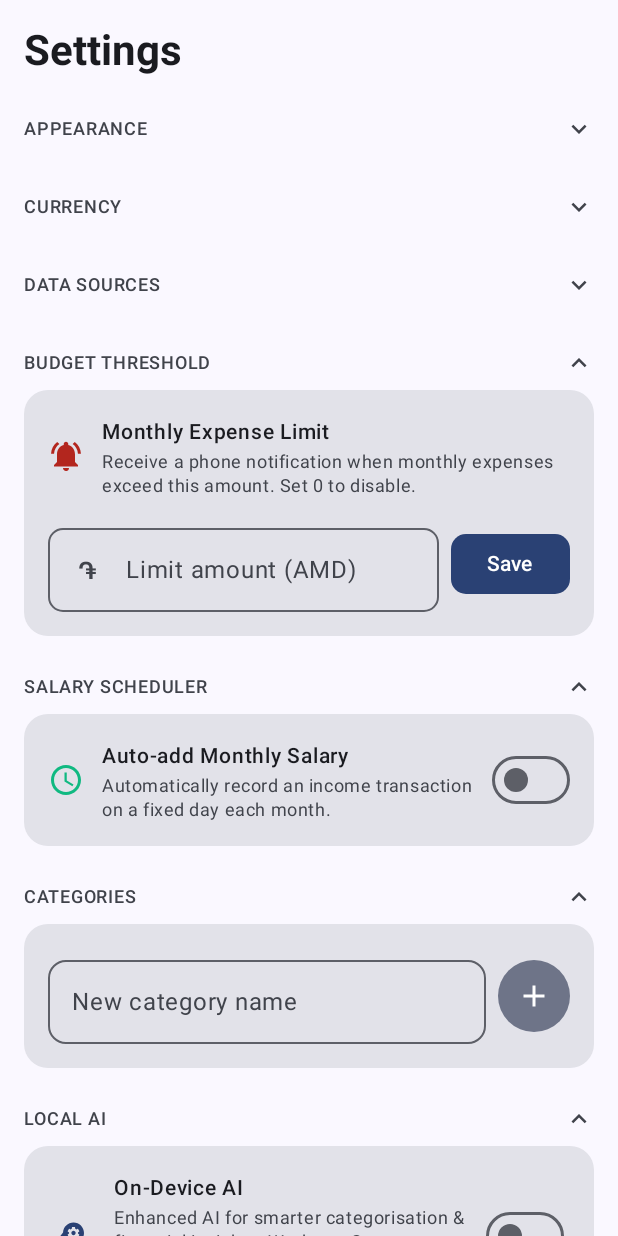
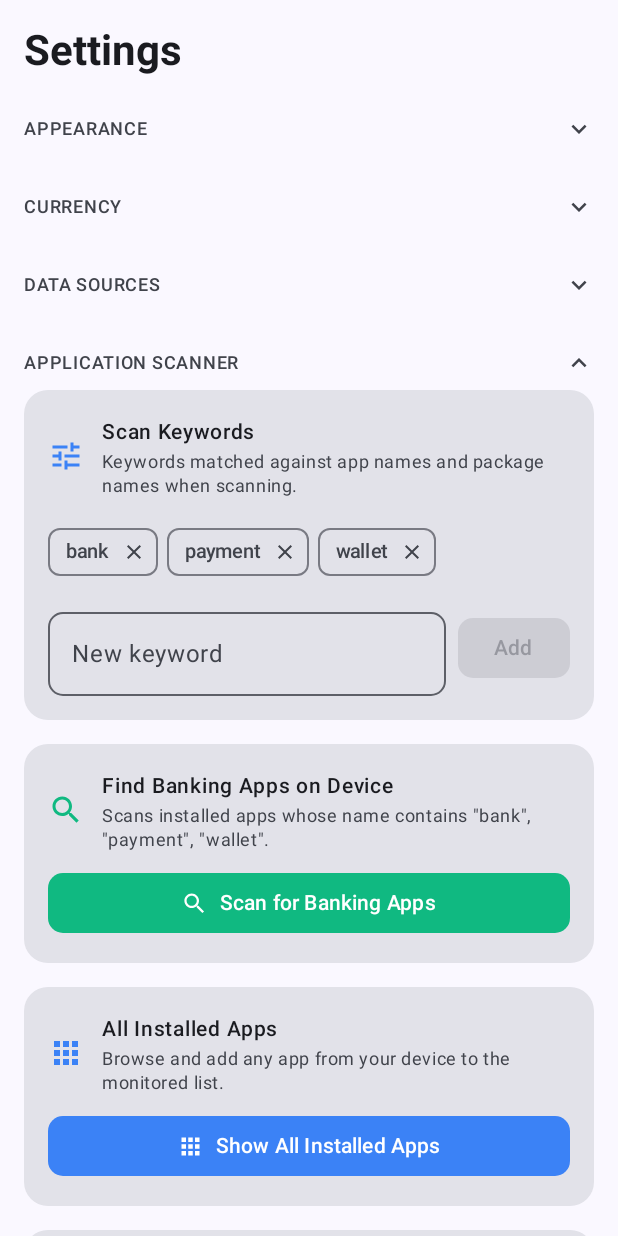
Before and after one commit to hovchik/SmartExpenseTracker, an Android app built with Jetpack Compose: the composable SettingsScreen called with empty values, after a tap on "DATA SOURCES", on a phone screen of 412 x 824 dp. Run offline under Robolectric (Android 15) with nearby library versions, the phone set to English and light mode, and no system bars; 2 other taps on this screen came first.

Commit message:
feat: separate APPLICATION SCANNER section and fix app listing
- Fix loadAllInstalledApps() to use queryIntentActivities with
  CATEGORY_LAUNCHER instead of FLAG_SYSTEM filtering, which was
  too aggressive and missed apps installed as updated system apps.
  Now returns all launchable apps visible in the app drawer.

- Extract scan keywords, keyword scanner, browse-all-apps, and
  manual package input from the Connected Banking Apps card into
  a new standalone "APPLICATION SCANNER" collapsible section with
  four separate cards:
  1. Scan Keywords — configurable keyword chips with add/remove
  2. Find Banking Apps on Device — keyword-based scanner
  3. All Installed Apps — browse/search all launchable apps
  4. Add App Manually — direct package name input

- Connected Banking Apps card now only shows monitored apps with
  remove buttons, keeping it clean and focused.

https://claude.ai/code/session_015BhG8R3eMJr4eusWmrgfj2

```diff
--- a/app/src/main/java/com/smartexpense/tracker/ui/screens/SettingsScreen.kt
+++ b/app/src/main/java/com/smartexpense/tracker/ui/screens/SettingsScreen.kt
@@ -104,6 +104,7 @@ fun SettingsScreen(
     var appearanceExpanded by remember { mutableStateOf(true) }
     var currencyExpanded by remember { mutableStateOf(true) }
     var dataSourcesExpanded by remember { mutableStateOf(true) }
+    var appScannerExpanded by remember { mutableStateOf(true) }
     var budgetExpanded by remember { mutableStateOf(true) }
     var salaryExpanded by remember { mutableStateOf(true) }
     var categoriesExpanded by remember { mutableStateOf(true) }
@@ -629,30 +630,49 @@ fun SettingsScreen(
                     }
                 }
 
-                Spacer(modifier = Modifier.height(12.dp))
-                HorizontalDivider()
-                Spacer(modifier = Modifier.height(12.dp))
-
-                // ─── Configurable Scan Keywords ────────────────
+            }
+        }
+        } // end Column in AnimatedVisibility for Data Sources
+        } // end AnimatedVisibility for Data Sources
+
+        Spacer(modifier = Modifier.height(24.dp))
+
+        // ─── Application Scanner Section ─────────────────────────
+        CollapsibleSectionHeader("APPLICATION SCANNER", appScannerExpanded) { appScannerExpanded = !appScannerExpanded }
+
+        AnimatedVisibility(
+            visible = appScannerExpanded,
+            enter = expandVertically(),
+            exit = shrinkVertically()
+        ) {
+        Column {
+
+        // ─── Scan Keywords ──────────────────────────────────
+        Card(
+            modifier = Modifier.fillMaxWidth(),
+            shape = RoundedCornerShape(16.dp)
+        ) {
+            Column(modifier = Modifier.padding(16.dp)) {
                 Row(verticalAlignment = Alignment.CenterVertically) {
                     Icon(
                         Icons.Filled.Tune,
                         contentDescription = null,
                         tint = BluePrimary,
-                        modifier = Modifier.size(20.dp)
-                    )
-                    Spacer(modifier = Modifier.width(10.dp))
-                    Text("Scan Keywords", fontWeight = FontWeight.Medium, fontSize = 14.sp)
-                }
-                Spacer(modifier = Modifier.height(4.dp))
-                Text(
-                    "Keywords matched against app names and package names when scanning.",
-                    style = MaterialTheme.typography.bodySmall,
-                    color = MaterialTheme.colorScheme.onSurfaceVariant
-                )
-                Spacer(modifier = Modifier.height(8.dp))
-
-                // Display current keywords as removable chips
+                        modifier = Modifier.size(24.dp)
+                    )
+                    Spacer(modifier = Modifier.width(12.dp))
+                    Column(modifier = Modifier.weight(1f)) {
+                        Text("Scan Keywords", fontWeight = FontWeight.Medium, fontSize = 14.sp)
+                        Text(
+                            "Keywords matched against app names and package names when scanning.",
+                            style = MaterialTheme.typography.bodySmall,
+                            color = MaterialTheme.colorScheme.onSurfaceVariant
+                        )
+                    }
+                }
+
+                Spacer(modifier = Modifier.height(12.dp))
+
                 val currentKeywords = settings.scanKeywords
                 @OptIn(ExperimentalLayoutApi::class)
                 FlowRow(
@@ -678,7 +698,6 @@ fun SettingsScreen(
                     }
                 }
 
-                // Add new keyword input
                 Spacer(modifier = Modifier.height(8.dp))
                 var newKeyword by remember { mutableStateOf("") }
                 Row(
@@ -709,28 +728,34 @@ fun SettingsScreen(
                         Text("Add")
                     }
                 }
-
-                Spacer(modifier = Modifier.height(12.dp))
-                HorizontalDivider()
-                Spacer(modifier = Modifier.height(12.dp))
-
-                // Scan for new banking apps
+            }
+        }
+
+        Spacer(modifier = Modifier.height(16.dp))
+
+        // ─── Find Banking Apps by Keyword ────────────────────
+        Card(
+            modifier = Modifier.fillMaxWidth(),
+            shape = RoundedCornerShape(16.dp)
+        ) {
+            Column(modifier = Modifier.padding(16.dp)) {
                 Row(verticalAlignment = Alignment.CenterVertically) {
                     Icon(
-                        Icons.Filled.PhoneAndroid,
+                        Icons.Filled.Search,
                         contentDescription = null,
                         tint = GreenPrimary,
-                        modifier = Modifier.size(20.dp)
-                    )
-                    Spacer(modifier = Modifier.width(10.dp))
-                    Text("Find Banking Apps on Device", fontWeight = FontWeight.Medium, fontSize = 14.sp)
-                }
-                Spacer(modifier = Modifier.height(6.dp))
-                Text(
-                    "Scans installed apps whose name contains ${currentKeywords.joinToString { "\"$it\"" }} and shows their package names.",
-                    style = MaterialTheme.typography.bodySmall,
-                    color = MaterialTheme.colorScheme.onSurfaceVariant
-                )
+                        modifier = Modifier.size(24.dp)
+                    )
+                    Spacer(modifier = Modifier.width(12.dp))
+                    Column(modifier = Modifier.weight(1f)) {
+                        Text("Find Banking Apps on Device", fontWeight = FontWeight.Medium, fontSize = 14.sp)
+                        Text(
+                            "Scans installed apps whose name contains ${settings.scanKeywords.joinToString { "\"$it\"" }}.",
+                            style = MaterialTheme.typography.bodySmall,
+                            color = MaterialTheme.colorScheme.onSurfaceVariant
+                        )
+                    }
+                }
                 Spacer(modifier = Modifier.height(10.dp))
                 Button(
                     onClick = onScanBankingApps,
@@ -743,7 +768,6 @@ fun SettingsScreen(
                     Text("Scan for Banking Apps", fontWeight = FontWeight.SemiBold)
                 }
 
-                // Show discovered (not-yet-added) apps after scanning
                 if (discoveredBankingApps.isNotEmpty()) {
                     val newApps = discoveredBankingApps.filter { !it.isAlreadyMonitored }
                     val alreadyAdded = discoveredBankingApps.filter { it.isAlreadyMonitored }
@@ -806,59 +830,17 @@ fun SettingsScreen(
                         )
                     }
                 }
-
-                // ─── Manual package input ────────────────────
-                Spacer(modifier = Modifier.height(12.dp))
-                HorizontalDivider()
-                Spacer(modifier = Modifier.height(12.dp))
-                var manualPackageName by remember { mutableStateOf("") }
-                Text(
-                    "Add app manually by package name",
-                    fontWeight = FontWeight.Medium,
-                    fontSize = 13.sp,
-                    color = MaterialTheme.colorScheme.onSurface
-                )
-                Spacer(modifier = Modifier.height(4.dp))
-                Text(
-                    "If the scanner doesn't find your app, enter its package name directly (e.g. com.sflpro.inecomobile).",
-                    style = MaterialTheme.typography.bodySmall,
-                    color = MaterialTheme.colorScheme.onSurfaceVariant
-                )
-                Spacer(modifier = Modifier.height(8.dp))
-                Row(
-                    modifier = Modifier.fillMaxWidth(),
-                    verticalAlignment = Alignment.CenterVertically,
-                    horizontalArrangement = Arrangement.spacedBy(8.dp)
-                ) {
-                    OutlinedTextField(
-                        value = manualPackageName,
-                        onValueChange = { manualPackageName = it.trim() },
-                        label = { Text("Package name") },
-                        placeholder = { Text("com.example.app", fontSize = 12.sp) },
-                        singleLine = true,
-                        modifier = Modifier.weight(1f),
-                        shape = RoundedCornerShape(10.dp)
-                    )
-                    Button(
-                        onClick = {
-                            val pkg = manualPackageName.trim()
-                            if (pkg.isNotEmpty() && pkg.contains(".")) {
-                                onAddBankingApp(pkg)
-                                manualPackageName = ""
-                            }
-                        },
-                        enabled = manualPackageName.trim().let { it.isNotEmpty() && it.contains(".") },
-                        shape = RoundedCornerShape(10.dp)
-                    ) {
-                        Text("Add")
-                    }
-                }
-
-                // ─── Browse All Installed Apps ────────────────
-                Spacer(modifier = Modifier.height(12.dp))
-                HorizontalDivider()
-                Spacer(modifier = Modifier.height(12.dp))
-
+            }
+        }
+
+        Spacer(modifier = Modifier.height(16.dp))
+
+        // ─── Browse All Installed Apps ───────────────────────
+        Card(
+            modifier = Modifier.fillMaxWidth(),
+            shape = RoundedCornerShape(16.dp)
+        ) {
+            Column(modifier = Modifier.padding(16.dp)) {
                 var showAllApps by remember { mutableStateOf(false) }
                 var appSearchQuery by remember { mutableStateOf("") }
 
@@ -867,17 +849,18 @@ fun SettingsScreen(
                         Icons.Filled.Apps,
                         contentDescription = null,
                         tint = BluePrimary,
-                        modifier = Modifier.size(20.dp)
-                    )
-                    Spacer(modifier = Modifier.width(10.dp))
-                    Text("Browse All Installed Apps", fontWeight = FontWeight.Medium, fontSize = 14.sp)
-                }
-                Spacer(modifier = Modifier.height(4.dp))
-                Text(
-                    "Pick from any user-installed app on your device to add it to the monitored list.",
-                    style = MaterialTheme.typography.bodySmall,
-                    color = MaterialTheme.colorScheme.onSurfaceVariant
-                )
+                        modifier = Modifier.size(24.dp)
+                    )
+                    Spacer(modifier = Modifier.width(12.dp))
+                    Column(modifier = Modifier.weight(1f)) {
+                        Text("All Installed Apps", fontWeight = FontWeight.Medium, fontSize = 14.sp)
+                        Text(
+                            "Browse and add any app from your device to the monitored list.",
+                            style = MaterialTheme.typography.bodySmall,
+                            color = MaterialTheme.colorScheme.onSurfaceVariant
+                        )
+                    }
+                }
                 Spacer(modifier = Modifier.height(10.dp))
                 Button(
                     onClick = {
@@ -926,7 +909,7 @@ fun SettingsScreen(
 
                     if (allInstalledApps.isEmpty()) {
                         Text(
-                            "Loading apps…",
+                            "Loading apps\u2026",
                             style = MaterialTheme.typography.bodySmall,
                             color = MaterialTheme.colorScheme.onSurfaceVariant
                         )
@@ -984,8 +967,67 @@ fun SettingsScreen(
                 }
             }
         }
-        } // end Column in AnimatedVisibility for Data Sources
-        } // end AnimatedVisibility for Data Sources
+
+        Spacer(modifier = Modifier.height(16.dp))
+
+        // ─── Manual Package Input ────────────────────────────
+        Card(
+            modifier = Modifier.fillMaxWidth(),
+            shape = RoundedCornerShape(16.dp)
+        ) {
+            Column(modifier = Modifier.padding(16.dp)) {
+                Row(verticalAlignment = Alignment.CenterVertically) {
+                    Icon(
+                        Icons.Filled.Edit,
+                        contentDescription = null,
+                        tint = MaterialTheme.colorScheme.onSurfaceVariant,
+                        modifier = Modifier.size(24.dp)
+                    )
+                    Spacer(modifier = Modifier.width(12.dp))
+                    Column(modifier = Modifier.weight(1f)) {
+                        Text("Add App Manually", fontWeight = FontWeight.Medium, fontSize = 14.sp)
+                        Text(
+                            "Enter a package name directly (e.g. com.sflpro.inecomobile).",
+                            style = MaterialTheme.typography.bodySmall,
+                            color = MaterialTheme.colorScheme.onSurfaceVariant
+                        )
+                    }
+                }
+                Spacer(modifier = Modifier.height(10.dp))
+                var manualPackageName by remember { mutableStateOf("") }
+                Row(
+                    modifier = Modifier.fillMaxWidth(),
+                    verticalAlignment = Alignment.CenterVertically,
+                    horizontalArrangement = Arrangement.spacedBy(8.dp)
+                ) {
+                    OutlinedTextField(
+                        value = manualPackageName,
+                        onValueChange = { manualPackageName = it.trim() },
+                        label = { Text("Package name") },
+                        placeholder = { Text("com.example.app", fontSize = 12.sp) },
+                        singleLine = true,
+                        modifier = Modifier.weight(1f),
+                        shape = RoundedCornerShape(10.dp)
+                    )
+                    Button(
+                        onClick = {
+                            val pkg = manualPackageName.trim()
+                            if (pkg.isNotEmpty() && pkg.contains(".")) {
+                                onAddBankingApp(pkg)
+                                manualPackageName = ""
+                            }
+                        },
+                        enabled = manualPackageName.trim().let { it.isNotEmpty() && it.contains(".") },
+                        shape = RoundedCornerShape(10.dp)
+                    ) {
+                        Text("Add")
+                    }
+                }
+            }
+        }
+
+        } // end Column in AnimatedVisibility for Application Scanner
+        } // end AnimatedVisibility for Application Scanner
 
         Spacer(modifier = Modifier.height(24.dp))
 
--- a/app/src/main/java/com/smartexpense/tracker/ui/viewmodel/MainViewModel.kt
+++ b/app/src/main/java/com/smartexpense/tracker/ui/viewmodel/MainViewModel.kt
@@ -680,24 +680,24 @@ class MainViewModel(application: Application) : AndroidViewModel(application) {
     }
 
     /**
-     * Retrieves all user-installed (non-system) applications on the device,
-     * sorted alphabetically by display name.
+     * Retrieves all user-visible applications on the device (apps that have a launcher
+     * intent, i.e. appear in the app drawer), sorted alphabetically by display name.
      */
     fun loadAllInstalledApps() {
         viewModelScope.launch {
             val pm = getApplication<android.app.Application>().packageManager
             val apps = withContext(Dispatchers.IO) {
-                pm.getInstalledApplications(0)
-                    .filter { appInfo ->
-                        // Keep only user-installed apps (exclude system apps)
-                        (appInfo.flags and android.content.pm.ApplicationInfo.FLAG_SYSTEM) == 0
-                    }
-                    .map { appInfo ->
+                val launchIntent = android.content.Intent(android.content.Intent.ACTION_MAIN, null)
+                launchIntent.addCategory(android.content.Intent.CATEGORY_LAUNCHER)
+                pm.queryIntentActivities(launchIntent, 0)
+                    .map { resolveInfo ->
+                        val appInfo = resolveInfo.activityInfo.applicationInfo
                         InstalledApp(
                             packageName = appInfo.packageName,
                             appName = pm.getApplicationLabel(appInfo).toString()
                         )
                     }
+                    .distinctBy { it.packageName }
                     .sortedBy { it.appName.lowercase() }
             }
             _allInstalledApps.value = apps
```
